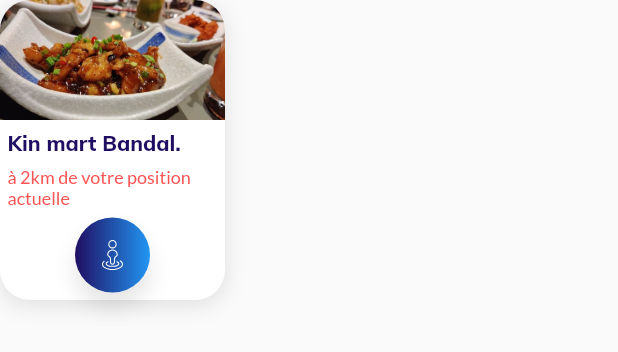
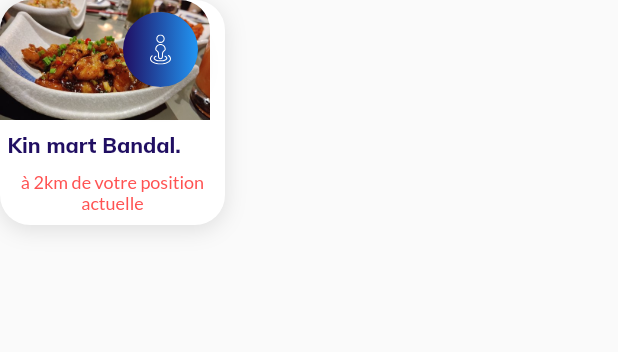
Before and after one commit to Delimond-eng/c.royal, a Flutter app: the StoreCard widget shown alone on an empty page, opened directly, on a phone screen of 412 x 824 dp. Shown: the top 352 px of the screen. Run offline on Flutter 3.47's test engine with Material 2 defaults, Android fonts, the phone set to English and light mode, and no system bars; our stand-ins replace badges, expandable, flutter_custom_clippers, flutter_svg, google_fonts, intl_phone_field and 4 more.

```diff
--- a/lib/components/app_bottom_navigation.dart
+++ b/lib/components/app_bottom_navigation.dart
@@ -1,3 +1,5 @@
+// ignore_for_file: deprecated_member_use
+
 import 'package:c_royal/settings/style.dart';
 import 'package:flutter/material.dart';
 import 'package:flutter_svg/flutter_svg.dart';
--- a/lib/models/user_home_data.dart
+++ b/lib/models/user_home_data.dart
@@ -75,7 +75,7 @@ class Recommandations {
   }
 
   Map<String, dynamic> toJson() {
-    final Map<String, dynamic> data = Map<String, dynamic>();
+    final Map<String, dynamic> data = <String, dynamic>{};
     data['marchand_id'] = marchandId;
     data['nom'] = nom;
     data['logo'] = logo;
--- a/lib/pages/home/home_page.dart
+++ b/lib/pages/home/home_page.dart
@@ -1,3 +1,5 @@
+// ignore_for_file: avoid_unnecessary_containers, sized_box_for_whitespace
+
 import 'package:c_royal/components/app_header.dart';
 import 'package:c_royal/components/notification_drawer.dart';
 import 'package:c_royal/models/category.dart';
--- a/lib/pages/home/pages/entity_details.dart
+++ b/lib/pages/home/pages/entity_details.dart
@@ -1,3 +1,5 @@
+// ignore_for_file: sized_box_for_whitespace
+
 import 'dart:math';
 
 import 'package:c_royal/settings/style.dart';
@@ -20,18 +22,6 @@ class _EntityDetailsState extends State<EntityDetails> {
   @override
   Widget build(BuildContext context) {
     var _size = MediaQuery.of(context).size;
-    List<Widget> steps = [
-      Container(
-        child: const Center(
-          child: Text("First step"),
-        ),
-      ),
-      Container(
-        child: const Center(
-          child: Text("Second step"),
-        ),
-      ),
-    ];
     return Scaffold(
       body: Container(
         height: _size.height,
@@ -84,7 +74,7 @@ class _EntityDetailsState extends State<EntityDetails> {
                             child: SingleChildScrollView(
                               padding: const EdgeInsets.symmetric(
                                 horizontal: 15.0,
-                                vertical: 10.0,
+                                vertical: 15.0,
                               ),
                               scrollDirection: Axis.horizontal,
                               child: Row(
--- a/lib/widgets/store_card.widget.dart
+++ b/lib/widgets/store_card.widget.dart
@@ -12,7 +12,7 @@ class StoreCard extends StatelessWidget {
   @override
   Widget build(BuildContext context) {
     return Container(
-      height: 200.0,
+      height: 150.0,
       width: 150.0,
       decoration: BoxDecoration(
         color: Colors.white,
@@ -28,11 +28,13 @@ class StoreCard extends StatelessWidget {
       margin: const EdgeInsets.only(right: 10.0),
       child: Column(
         crossAxisAlignment: CrossAxisAlignment.start,
-        mainAxisAlignment: MainAxisAlignment.spaceBetween,
+        mainAxisAlignment: MainAxisAlignment.start,
+        children: [
+          Stack(
             children: [
               Container(
                 height: 80.0,
-            width: 150.0,
+                width: 140.0,
                 decoration: const BoxDecoration(
                   borderRadius: BorderRadius.vertical(
                     top: Radius.circular(20.0),
@@ -43,32 +45,10 @@ class StoreCard extends StatelessWidget {
                   ),
                 ),
               ),
-          Padding(
-            padding: const EdgeInsets.symmetric(horizontal: 5.0),
-            child: Text(
-              "Kin mart Bandal.",
-              style: GoogleFonts.mulish(
-                color: primaryColor,
-                fontSize: 14.0,
-                fontWeight: FontWeight.w800,
-              ),
-            ),
-          ),
-          Padding(
-            padding: const EdgeInsets.symmetric(horizontal: 5.0),
-            child: Text(
-              "à 2km de votre position actuelle",
-              style: GoogleFonts.lato(
-                color: Colors.redAccent,
-                fontSize: 12.0,
-                fontWeight: FontWeight.w400,
-              ),
-            ),
-          ),
-          Align(
-            alignment: Alignment.center,
+              Positioned(
+                top: 8.0,
+                right: 8.0,
                 child: Container(
-              padding: const EdgeInsets.all(5.0),
                   margin: const EdgeInsets.only(bottom: 5),
                   height: 50.0,
                   width: 50.0,
@@ -88,6 +68,14 @@ class StoreCard extends StatelessWidget {
                       )
                     ],
                   ),
+                  child: Material(
+                    borderRadius: BorderRadius.circular(50.0),
+                    color: Colors.transparent,
+                    child: InkWell(
+                      borderRadius: BorderRadius.circular(50.0),
+                      onTap: () {},
+                      child: Padding(
+                        padding: const EdgeInsets.all(5.0),
                         child: Center(
                           child: SvgPicture.asset(
                             "assets/svg/location-position-svgrepo-com.svg",
@@ -97,7 +85,35 @@ class StoreCard extends StatelessWidget {
                           ),
                         ),
                       ),
+                    ),
+                  ),
+                ),
               )
+            ],
+          ),
+          Padding(
+            padding: const EdgeInsets.symmetric(horizontal: 5.0, vertical: 8.0),
+            child: Text(
+              "Kin mart Bandal.",
+              style: GoogleFonts.mulish(
+                color: primaryColor,
+                fontSize: 14.0,
+                fontWeight: FontWeight.w800,
+              ),
+            ),
+          ),
+          Padding(
+            padding: const EdgeInsets.symmetric(horizontal: 5.0),
+            child: Text(
+              "à 2km de votre position actuelle",
+              textAlign: TextAlign.center,
+              style: GoogleFonts.lato(
+                color: Colors.redAccent,
+                fontSize: 12.0,
+                fontWeight: FontWeight.w400,
+              ),
+            ),
+          ),
         ],
       ),
     );
```
Lines whose indentation alone changed are shown as unchanged.
